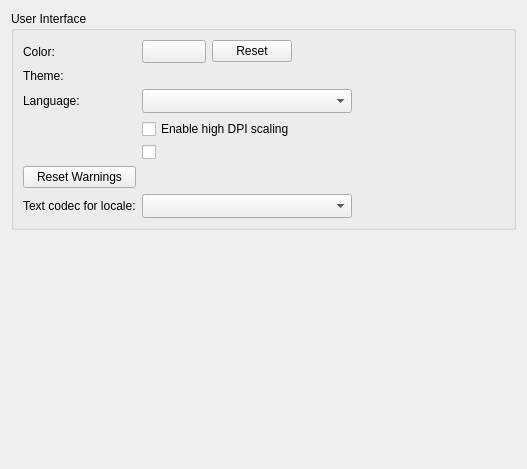
Old version of the form src/plugins/coreplugin/generalsettings.ui in the repository qt-creator/qt-creator.
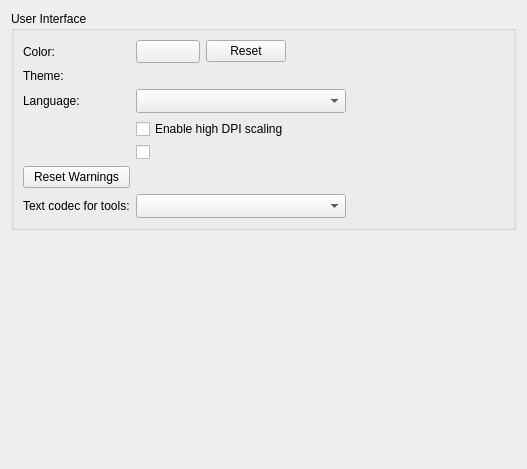
New version of the form. Custom widgets are drawn as their Qt base class.

Commit message:
Core: Better description of codec for locale label
"Text codec for locale" has been replaced with
"Text codec for tools".

Ammends 1d27f894bb8454693ff5fc5979dda0d9090dc7a8

The edit to the form file:
```diff
--- a/src/plugins/coreplugin/generalsettings.ui
+++ b/src/plugins/coreplugin/generalsettings.ui
@@ -141,7 +141,7 @@
       <item row="6" column="0">
        <widget class="QLabel" name="codecForLocale">
         <property name="text">
-         <string>Text codec for locale:</string>
+         <string>Text codec for tools:</string>
         </property>
        </widget>
       </item>
```
